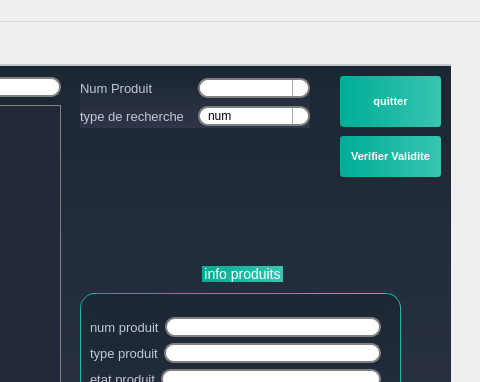
The window that interface_produits_2/garticle.ui (snwxr/Dry_Cleaner_2A3) describes before a commit, drawn with Qt 5; both pictures show x 320 to 800 and y 0 to 382 of the 800 by 600 pixel window.
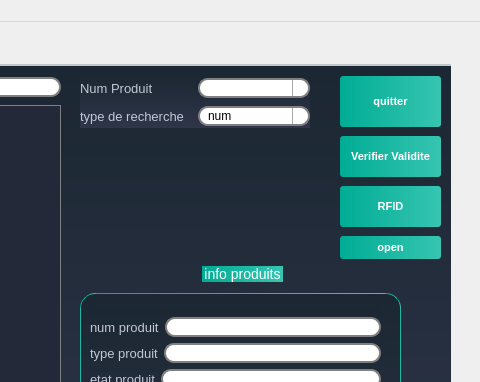
The same window after the commit. Icons and pictures are not drawn. Custom widgets are drawn as their Qt base class.

What changed in the file:
```diff
--- a/interface_produits_2/garticle.ui
+++ b/interface_produits_2/garticle.ui
@@ -2627,6 +2627,32 @@
        <string>Verifier Validite</string>
       </property>
      </widget>
+     <widget class="QPushButton" name="RFID">
+      <property name="geometry">
+       <rect>
+        <x>650</x>
+        <y>120</y>
+        <width>101</width>
+        <height>41</height>
+       </rect>
+      </property>
+      <property name="text">
+       <string>RFID</string>
+      </property>
+     </widget>
+     <widget class="QPushButton" name="open">
+      <property name="geometry">
+       <rect>
+        <x>650</x>
+        <y>170</y>
+        <width>101</width>
+        <height>23</height>
+       </rect>
+      </property>
+      <property name="text">
+       <string>open</string>
+      </property>
+     </widget>
     </widget>
     <widget class="QWidget" name="tab_2">
      <attribute name="title">
```
Left out of the diff: 5 changed lines with no effect on the pictures.
